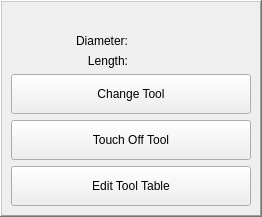
Above: most_plaz/dialogs/tool_dialog.ui from linden1910/MostPlaz before the change. Below: the same form after it.
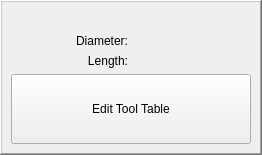
That is the form after the change. Custom widgets are drawn as their Qt base class.

Diff of the .ui file:
```diff
--- a/most_plaz/dialogs/tool_dialog.ui
+++ b/most_plaz/dialogs/tool_dialog.ui
@@ -7,7 +7,7 @@
     <x>0</x>
     <y>0</y>
     <width>262</width>
-    <height>217</height>
+    <height>155</height>
    </rect>
   </property>
   <property name="windowTitle">
@@ -94,38 +94,6 @@
       </item>
       <item>
        <layout class="QVBoxLayout" name="verticalLayout">
-        <item>
-         <widget class="DialogButton" name="dialogbutton_2">
-          <property name="sizePolicy">
-           <sizepolicy hsizetype="Minimum" vsizetype="MinimumExpanding">
-            <horstretch>0</horstretch>
-            <verstretch>0</verstretch>
-           </sizepolicy>
-          </property>
-          <property name="focusPolicy">
-           <enum>Qt::NoFocus</enum>
-          </property>
-          <property name="text">
-           <string>Change Tool</string>
-          </property>
-         </widget>
-        </item>
-        <item>
-         <widget class="DialogButton" name="dialogbutton_3">
-          <property name="sizePolicy">
-           <sizepolicy hsizetype="Minimum" vsizetype="MinimumExpanding">
-            <horstretch>0</horstretch>
-            <verstretch>0</verstretch>
-           </sizepolicy>
-          </property>
-          <property name="focusPolicy">
-           <enum>Qt::NoFocus</enum>
-          </property>
-          <property name="text">
-           <string>Touch Off Tool</string>
-          </property>
-         </widget>
-        </item>
         <item>
          <widget class="DialogButton" name="dialogbutton">
           <property name="sizePolicy">
```
